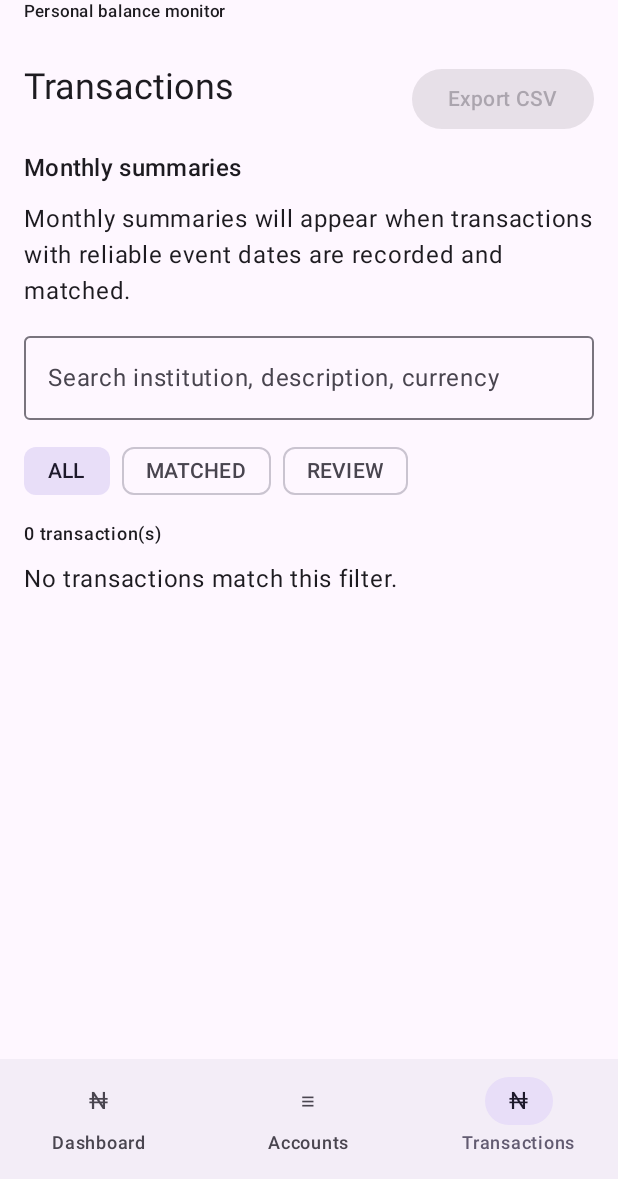
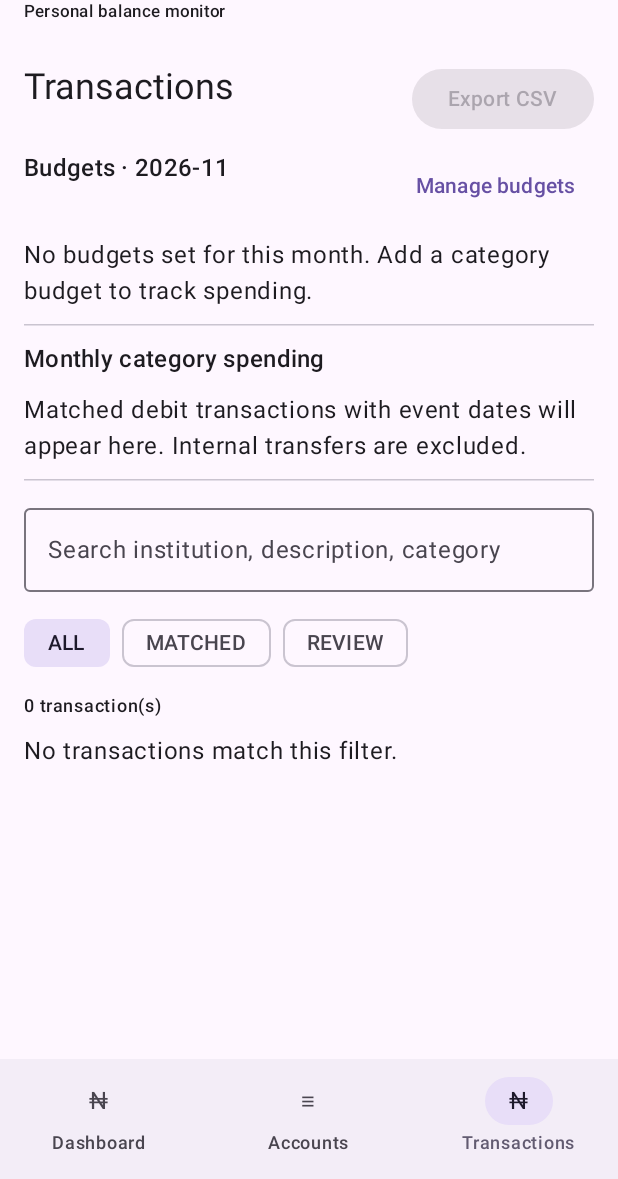
Before and after one commit to ukchike/Bankbalance, an Android app built with Jetpack Compose: the screen it shows after launch (MainActivity), item 3 of the bottom bar chosen, on a phone screen of 412 x 824 dp, the part 57-1236 px from its top. Run offline under Robolectric (Android 15) with nearby library versions, the phone set to English and light mode, and no system bars; our stand-ins replace Room's generated code.

Commit message:
Complete Phase 8 category and budget screens

```diff
--- a/app/src/main/java/com/bankscope/TransactionHistoryScreen.kt
+++ b/app/src/main/java/com/bankscope/TransactionHistoryScreen.kt
@@ -9,148 +9,124 @@ import androidx.compose.material3.*
 import androidx.compose.runtime.*
 import androidx.compose.ui.Modifier
 import androidx.compose.ui.platform.LocalContext
+import androidx.compose.ui.text.input.KeyboardType
+import androidx.compose.foundation.text.KeyboardOptions
 import androidx.compose.ui.unit.dp
 import com.bankscope.data.BankAccountDao
 import com.bankscope.data.BankAccountEntity
+import com.bankscope.data.BudgetEntity
+import com.bankscope.data.TransactionCategory
 import com.bankscope.data.TransactionCsvExporter
 import com.bankscope.data.TransactionEntity
 import java.math.BigDecimal
+import java.text.NumberFormat
 import java.text.SimpleDateFormat
 import java.util.Date
-import java.text.NumberFormat
 import java.util.Locale
+import java.util.UUID
 import kotlinx.coroutines.launch
 
 @Composable
-fun TransactionHistoryScreen(
-    dao: BankAccountDao,
-    accounts: List<BankAccountEntity>,
-    modifier: Modifier = Modifier
-) {
+fun TransactionHistoryScreen(dao: BankAccountDao, accounts: List<BankAccountEntity>, modifier: Modifier = Modifier) {
     val transactions by dao.observeTransactions().collectAsState(initial = emptyList())
-    val summaries = remember(transactions) {
-        val monthFormat = SimpleDateFormat("yyyy-MM", Locale.US)
-        transactions.filter { it.eventAt != null && it.amount != null && it.reviewStatus == "MATCHED" }
-            .groupBy { row -> Triple(row.currencyCode, row.direction, monthFormat.format(Date(row.eventAt!!))) }
-            .map { (key, rows) ->
-                com.bankscope.data.MonthlyTransactionSummary(
-                    currencyCode = key.first,
-                    direction = key.second,
-                    monthKey = key.third,
-                    total = rows.fold(BigDecimal.ZERO) { sum, row -> sum + BigDecimal(row.amount!!) },
-                    transactionCount = rows.size
-                )
-            }
-            .sortedByDescending { it.monthKey }
-    }
+    val monthKey = remember { SimpleDateFormat("yyyy-MM", Locale.US).format(Date()) }
+    val budgets by dao.observeBudgets(monthKey).collectAsState(initial = emptyList())
     var search by remember { mutableStateOf("") }
     var filter by remember { mutableStateOf("ALL") }
     var assigning by remember { mutableStateOf<TransactionEntity?>(null) }
+    var categorising by remember { mutableStateOf<TransactionEntity?>(null) }
+    var editingBudget by remember { mutableStateOf(false) }
     val context = LocalContext.current
     val scope = rememberCoroutineScope()
-    val exportLauncher = rememberLauncherForActivityResult(
-        ActivityResultContracts.CreateDocument("text/csv")
-    ) { uri ->
-        if (uri != null) {
-            scope.launch {
-                runCatching {
-                    context.contentResolver.openOutputStream(uri)?.bufferedWriter()?.use {
-                        it.write(TransactionCsvExporter.toCsv(transactions))
+    val exportLauncher = rememberLauncherForActivityResult(ActivityResultContracts.CreateDocument("text/csv")) { uri ->
+        if (uri != null) scope.launch { runCatching { context.contentResolver.openOutputStream(uri)?.bufferedWriter()?.use { it.write(TransactionCsvExporter.toCsv(transactions)) } } }
+    }
+    val filtered = transactions.filter { row ->
+        val matchesText = listOf(row.institutionName, row.accountHint.orEmpty(), row.description.orEmpty(), row.currencyCode, row.sourceType, row.category).any { it.contains(search, true) }
+        val matchesStatus = when (filter) { "REVIEW" -> row.reviewStatus != "MATCHED"; "MATCHED" -> row.reviewStatus == "MATCHED"; else -> true }
+        matchesText && matchesStatus
+    }
+    val monthTransactions = transactions.filter { row -> row.eventAt != null && SimpleDateFormat("yyyy-MM", Locale.US).format(Date(row.eventAt)) == monthKey && row.reviewStatus == "MATCHED" }
+    val spendByKey = monthTransactions.filter { it.direction == "DEBIT" && !it.isInternalTransfer && it.amount != null }
+        .groupBy { it.category to it.currencyCode }
+        .mapValues { (_, rows) -> rows.fold(BigDecimal.ZERO) { sum, row -> sum + BigDecimal(row.amount!!) } }
+    Column(modifier.fillMaxSize().padding(16.dp), verticalArrangement = Arrangement.spacedBy(10.dp)) {
+        Row(Modifier.fillMaxWidth(), horizontalArrangement = Arrangement.SpaceBetween) {
+            Text("Transactions", style = MaterialTheme.typography.headlineSmall)
+            Button(onClick = { exportLauncher.launch("bankbalance-transactions.csv") }, enabled = transactions.isNotEmpty()) { Text("Export CSV") }
+        }
+        Row(Modifier.fillMaxWidth(), horizontalArrangement = Arrangement.SpaceBetween) {
+            Text("Budgets · $monthKey", style = MaterialTheme.typography.titleMedium)
+            TextButton(onClick = { editingBudget = true }) { Text("Manage budgets") }
+        }
+        if (budgets.isEmpty()) Text("No budgets set for this month. Add a category budget to track spending.")
+        budgets.forEach { budget ->
+            val spent = spendByKey[budget.category to budget.currencyCode] ?: BigDecimal.ZERO
+            val limit = runCatching { BigDecimal(budget.limitAmount) }.getOrDefault(BigDecimal.ZERO)
+            val ratio = if (limit > BigDecimal.ZERO) (spent.toDouble() / limit.toDouble()).toFloat().coerceIn(0f, 1f) else 0f
+            Column(Modifier.fillMaxWidth().padding(vertical = 2.dp), verticalArrangement = Arrangement.spacedBy(3.dp)) {
+                Row(Modifier.fillMaxWidth(), horizontalArrangement = Arrangement.SpaceBetween) {
+                    Text("${budget.category.replace("_", " ")} · ${budget.currencyCode}", style = MaterialTheme.typography.bodySmall)
+                    Text("${money(spent)} / ${money(limit)}", style = MaterialTheme.typography.bodySmall)
+                }
+                LinearProgressIndicator(progress = ratio, modifier = Modifier.fillMaxWidth())
+                Text(if (spent > limit) "Over budget by ${money(spent - limit)}" else "Remaining ${money(limit - spent)}", style = MaterialTheme.typography.labelSmall)
+            }
+        }
+        HorizontalDivider()
+        Text("Monthly category spending", style = MaterialTheme.typography.titleMedium)
+        if (spendByKey.isEmpty()) Text("Matched debit transactions with event dates will appear here. Internal transfers are excluded.")
+        else spendByKey.toList().sortedByDescending { it.second }.take(8).forEach { (key, amount) -> Text("${key.first.replace("_", " ")} · ${key.second} ${money(amount)}", style = MaterialTheme.typography.bodySmall) }
+        HorizontalDivider()
+        OutlinedTextField(value = search, onValueChange = { search = it }, modifier = Modifier.fillMaxWidth(), label = { Text("Search institution, description, category") }, singleLine = true)
+        Row(horizontalArrangement = Arrangement.spacedBy(8.dp)) { listOf("ALL", "MATCHED", "REVIEW").forEach { value -> FilterChip(selected = filter == value, onClick = { filter = value }, label = { Text(value) }) } }
+        Text("${filtered.size} transaction(s)", style = MaterialTheme.typography.labelMedium)
+        if (filtered.isEmpty()) Text("No transactions match this filter.") else LazyColumn(verticalArrangement = Arrangement.spacedBy(8.dp)) {
+            items(filtered, key = { it.transactionId }) { row ->
+                Card(Modifier.fillMaxWidth()) {
+                    Column(Modifier.padding(12.dp), verticalArrangement = Arrangement.spacedBy(4.dp)) {
+                        Row(Modifier.fillMaxWidth(), horizontalArrangement = Arrangement.SpaceBetween) { Text(row.institutionName, style = MaterialTheme.typography.titleSmall); Text("${row.direction ?: "UNCLASSIFIED"} ${row.currencyCode} ${row.amount ?: "—"}") }
+                        Text(row.description ?: "No transaction description")
+                        Text("Category: ${row.category.replace("_", " ")}${if (row.isInternalTransfer) " · Internal transfer" else ""}", style = MaterialTheme.typography.bodySmall)
+                        Text("Account: ${row.accountHint?.takeLast(4)?.let { "••$it" } ?: "Not identified"} · ${row.sourceType}", style = MaterialTheme.typography.bodySmall)
+                        Text("Status: ${row.reviewStatus} · Confidence: ${(row.confidence * 100).toInt()}%", style = MaterialTheme.typography.bodySmall)
+                        Text("Event: ${row.eventAt?.let { java.text.DateFormat.getDateTimeInstance().format(Date(it)) } ?: "Not supplied"}", style = MaterialTheme.typography.bodySmall)
+                        Row { TextButton(onClick = { categorising = row }) { Text("Edit category") }; if (row.reviewStatus != "MATCHED") TextButton(onClick = { assigning = row }) { Text("Assign account") } }
                     }
                 }
             }
         }
     }
+    assigning?.let { row -> AlertDialog(onDismissRequest = { assigning = null }, title = { Text("Assign transaction") }, text = { Column { Text("Choose the correct account with matching institution and currency."); accounts.filter { it.institutionName.equals(row.institutionName, true) && it.currencyCode.equals(row.currencyCode, true) }.forEach { account -> TextButton(onClick = { scope.launch { dao.assignTransaction(row.transactionId, account.accountId) }; assigning = null }) { Text("${account.institutionName} ••${account.accountIdentifier.takeLast(4)} (${account.currencyCode})") } } } }, confirmButton = { TextButton(onClick = { assigning = null }) { Text("Close") } }) }
+    categorising?.let { row -> CategoryEditorDialog(row.category, row.isInternalTransfer, onDismiss = { categorising = null }, onSave = { category, internal -> scope.launch { dao.updateTransactionCategory(row.transactionId, category.name, internal) }; categorising = null }) }
+    if (editingBudget) BudgetEditorDialog(monthKey, onDismiss = { editingBudget = false }, onSave = { category, currency, amount -> scope.launch { dao.upsertBudget(BudgetEntity(UUID.randomUUID().toString(), category.name, currency, monthKey, amount, System.currentTimeMillis())) }; editingBudget = false }, onDelete = { budget -> scope.launch { dao.deleteBudget(budget.budgetId) } }, budgets = budgets)
+}
 
-    val filtered = transactions.filter { row ->
-        val matchesText = listOf(row.institutionName, row.accountHint.orEmpty(),
-            row.description.orEmpty(), row.currencyCode, row.sourceType)
-            .any { it.contains(search, ignoreCase = true) }
-        val matchesStatus = when (filter) {
-            "REVIEW" -> row.reviewStatus != "MATCHED"
-            "MATCHED" -> row.reviewStatus == "MATCHED"
-            else -> true
-        }
-        matchesText && matchesStatus
-    }
+@Composable
+private fun CategoryEditorDialog(current: String, currentInternal: Boolean, onDismiss: () -> Unit, onSave: (TransactionCategory, Boolean) -> Unit) {
+    var selected by remember(current) { mutableStateOf(runCatching { TransactionCategory.valueOf(current) }.getOrDefault(TransactionCategory.OTHER)) }
+    var internal by remember(currentInternal) { mutableStateOf(currentInternal) }
+    AlertDialog(onDismissRequest = onDismiss, title = { Text("Transaction category") }, text = { Column(verticalArrangement = Arrangement.spacedBy(4.dp)) {
+        TransactionCategory.values().forEach { category -> Row(verticalAlignment = androidx.compose.ui.Alignment.CenterVertically) { RadioButton(selected == category, onClick = { selected = category; if (category == TransactionCategory.TRANSFER) internal = true }); Text(category.name.replace("_", " ")) } }
+        Row(verticalAlignment = androidx.compose.ui.Alignment.CenterVertically) { Checkbox(internal, onCheckedChange = { internal = it }); Text("Exclude as own-account transfer") }
+    } }, confirmButton = { TextButton(onClick = { onSave(selected, internal || selected == TransactionCategory.TRANSFER) }) { Text("Save") } }, dismissButton = { TextButton(onClick = onDismiss) { Text("Cancel") } })
+}
 
-    Column(modifier.fillMaxSize().padding(16.dp), verticalArrangement = Arrangement.spacedBy(10.dp)) {
-        Row(Modifier.fillMaxWidth(), horizontalArrangement = Arrangement.SpaceBetween) {
-            Text("Transactions", style = MaterialTheme.typography.headlineSmall)
-            Button(onClick = { exportLauncher.launch("bankbalance-transactions.csv") }, enabled = transactions.isNotEmpty()) {
-                Text("Export CSV")
-            }
-        }
-        Text("Monthly summaries", style = MaterialTheme.typography.titleMedium)
-        if (summaries.isEmpty()) {
-            Text("Monthly summaries will appear when transactions with reliable event dates are recorded and matched.")
-        } else {
-            summaries.take(6).forEach { summary ->
-                val amount = NumberFormat.getNumberInstance(Locale.US).format(summary.total)
-                Text("${summary.monthKey} · ${summary.direction ?: "Unknown"} · ${summary.currencyCode} $amount (${summary.transactionCount})",
-                    style = MaterialTheme.typography.bodySmall)
-            }
-        }
-        OutlinedTextField(
-            value = search,
-            onValueChange = { search = it },
-            modifier = Modifier.fillMaxWidth(),
-            label = { Text("Search institution, description, currency") },
-            singleLine = true
-        )
-        Row(horizontalArrangement = Arrangement.spacedBy(8.dp)) {
-            listOf("ALL", "MATCHED", "REVIEW").forEach { value ->
-                FilterChip(selected = filter == value, onClick = { filter = value }, label = { Text(value) })
-            }
-        }
-        Text("${filtered.size} transaction(s)", style = MaterialTheme.typography.labelMedium)
-        if (filtered.isEmpty()) {
-            Text("No transactions match this filter.")
-        } else {
-            LazyColumn(verticalArrangement = Arrangement.spacedBy(8.dp)) {
-                items(filtered, key = { it.transactionId }) { row ->
-                    Card(Modifier.fillMaxWidth()) {
-                        Column(Modifier.padding(12.dp), verticalArrangement = Arrangement.spacedBy(4.dp)) {
-                            Row(Modifier.fillMaxWidth(), horizontalArrangement = Arrangement.SpaceBetween) {
-                                Text(row.institutionName, style = MaterialTheme.typography.titleSmall)
-                                Text("${row.direction ?: "UNCLASSIFIED"} ${row.currencyCode} ${row.amount ?: "—"}")
-                            }
-                            Text(row.description ?: "No transaction description")
-                            Text("Account: ${row.accountHint?.takeLast(4)?.let { "••$it" } ?: "Not identified"} · ${row.sourceType}",
-                                style = MaterialTheme.typography.bodySmall)
-                            Text("Status: ${row.reviewStatus} · Confidence: ${(row.confidence * 100).toInt()}%",
-                                style = MaterialTheme.typography.bodySmall)
-                            Text("Event: ${row.eventAt?.let { java.text.DateFormat.getDateTimeInstance().format(java.util.Date(it)) } ?: "Not supplied"}",
-                                style = MaterialTheme.typography.bodySmall)
-                            if (row.reviewStatus != "MATCHED") {
-                                TextButton(onClick = { assigning = row }) { Text("Assign to account") }
-                            }
-                        }
-                    }
-                }
-            }
-        }
-    }
+@Composable
+private fun BudgetEditorDialog(monthKey: String, budgets: List<BudgetEntity>, onDismiss: () -> Unit, onSave: (TransactionCategory, String, String) -> Unit, onDelete: (BudgetEntity) -> Unit) {
+    val expenseCategories = TransactionCategory.values().filter { it !in setOf(TransactionCategory.TRANSFER, TransactionCategory.INCOME) }
+    var category by remember { mutableStateOf(expenseCategories.first()) }
+    var currency by remember { mutableStateOf("NGN") }
+    var amount by remember { mutableStateOf("") }
+    var error by remember { mutableStateOf<String?>(null) }
+    AlertDialog(onDismissRequest = onDismiss, title = { Text("Monthly budgets · $monthKey") }, text = { Column(verticalArrangement = Arrangement.spacedBy(6.dp)) {
+        Text("Choose a category, currency and monthly limit. Budgets are not converted between currencies.", style = MaterialTheme.typography.bodySmall)
+        expenseCategories.forEach { item -> Row(verticalAlignment = androidx.compose.ui.Alignment.CenterVertically) { RadioButton(category == item, onClick = { category = item }); Text(item.name.replace("_", " ")) } }
+        OutlinedTextField(currency, { currency = it.uppercase().take(3) }, label = { Text("Currency code") }, singleLine = true)
+        OutlinedTextField(amount, { amount = it; error = null }, label = { Text("Monthly limit") }, keyboardOptions = KeyboardOptions(keyboardType = KeyboardType.Decimal), singleLine = true)
+        error?.let { Text(it, color = MaterialTheme.colorScheme.error) }
+        if (budgets.isNotEmpty()) { HorizontalDivider(); Text("Existing budgets", style = MaterialTheme.typography.titleSmall); budgets.forEach { budget -> Row(Modifier.fillMaxWidth(), horizontalArrangement = Arrangement.SpaceBetween) { Text("${budget.category} · ${budget.currencyCode} ${budget.limitAmount}", style = MaterialTheme.typography.bodySmall); TextButton(onClick = { onDelete(budget) }) { Text("Delete") } } } }
+    } }, confirmButton = { TextButton(onClick = { val parsed = runCatching { BigDecimal(amount.replace(",", "")) }.getOrNull(); when { currency.length != 3 -> error = "Enter a 3-letter currency code."; parsed == null || parsed <= BigDecimal.ZERO -> error = "Enter a valid positive budget."; else -> onSave(category, currency, parsed.toPlainString()) } }) { Text("Save budget") } }, dismissButton = { TextButton(onClick = onDismiss) { Text("Close") } })
+}
 
-    assigning?.let { row ->
-        AlertDialog(
-            onDismissRequest = { assigning = null },
-            title = { Text("Assign transaction") },
-            text = {
-                Column(verticalArrangement = Arrangement.spacedBy(6.dp)) {
-                    Text("Choose the correct account. Verify the currency and last four digits before confirming.")
-                    accounts.filter { it.institutionName.equals(row.institutionName, true) && it.currencyCode.equals(row.currencyCode, true) }
-                        .forEach { account ->
-                            TextButton(onClick = {
-                                scope.launch { dao.assignTransaction(row.transactionId, account.accountId) }
-                                assigning = null
-                            }) {
-                                Text("${account.institutionName} ••${account.accountIdentifier.takeLast(4)} (${account.currencyCode})")
-                            }
-                        }
-                }
-            },
-            confirmButton = { TextButton(onClick = { assigning = null }) { Text("Close") } }
-        )
-    }
-}
+private fun money(value: BigDecimal): String = NumberFormat.getNumberInstance(Locale.US).apply { minimumFractionDigits = 2; maximumFractionDigits = 2 }.format(value)
```
